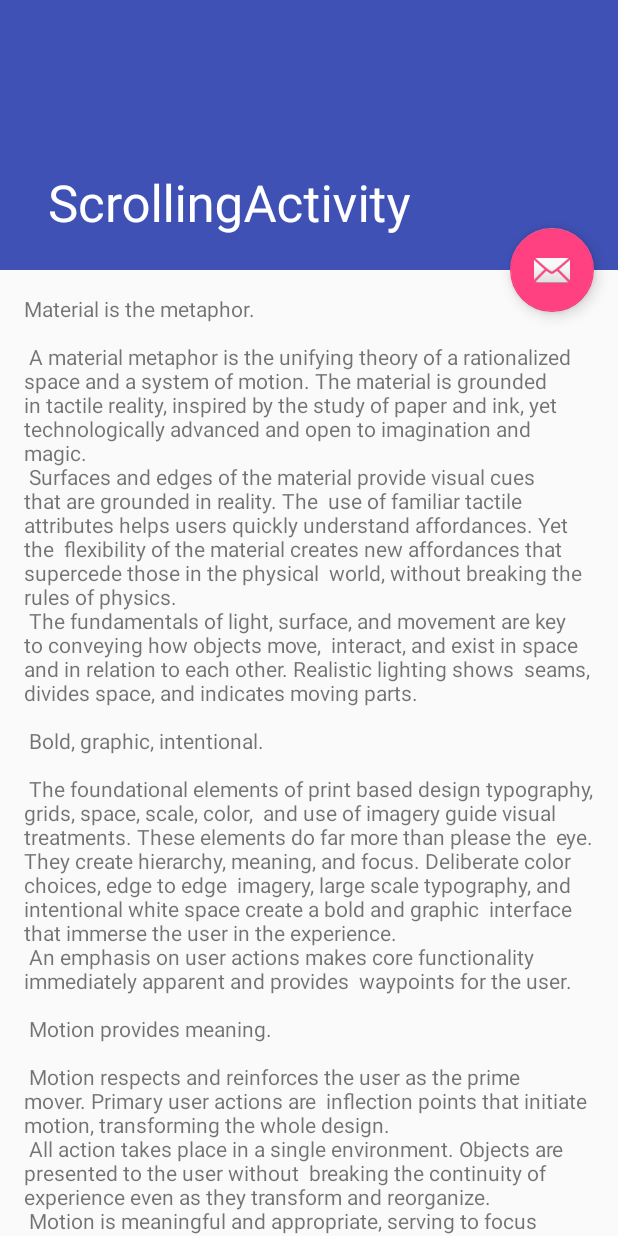
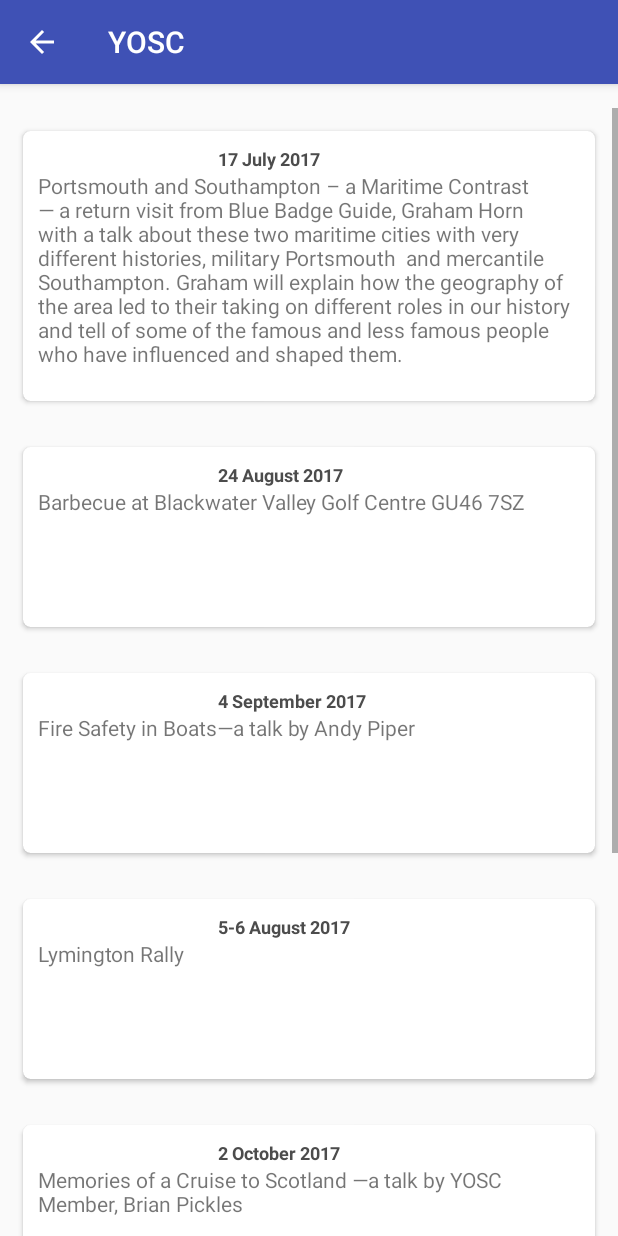
Before and after one commit to Brian-Gilliatt/YOSC, an Android app: the screen it shows after launch (SocialEventsActivity), in the side drawer, after a tap on "Social", on a phone screen of 412 x 824 dp. Run offline under Robolectric (Android 15) with nearby library versions, the phone set to English and light mode, and no system bars; pictures from the network do not load.

Commit message:
Entered 2017 social events into social activity

```diff
--- a/app/src/main/AndroidManifest.xml
+++ b/app/src/main/AndroidManifest.xml
@@ -18,9 +18,8 @@
                 <category android:name="android.intent.category.LAUNCHER" />
             </intent-filter>
         </activity>
-        <activity android:name=".SocialEventsActivity"
-            android:label="@string/title_activity_scrolling"
-            android:theme="@style/AppTheme.NoActionBar" />
+        <activity android:name=".SocialEventsActivity"/>
+
         <activity android:name=".SailingEventsActivity"/>
     </application>
 
--- a/app/src/main/java/uk/org/yosc/yosc/Event.java
+++ b/app/src/main/java/uk/org/yosc/yosc/Event.java
@@ -10,11 +10,12 @@ public class Event {
 
     private String _date;
     private String _description;
+    private String _organiser;
 
     public Event(String date, String desc) {
         this._date = date;
         this._description = desc;
-
+        _organiser = "";
     }
 
     public String getDate() {
@@ -24,4 +25,8 @@ public class Event {
     public String getDescription() {
         return _description;
     }
+
+    public String getOrganizer()  { return _organiser;}
+
+    public void setOrganiser (String organiser) {_organiser = organiser;}
 }
--- a/app/src/main/java/uk/org/yosc/yosc/SailingEventsActivity.java
+++ b/app/src/main/java/uk/org/yosc/yosc/SailingEventsActivity.java
@@ -1,13 +1,9 @@
 package  uk.org.yosc.yosc;
 
-import android.app.ActionBar;
-import android.support.v4.app.NavUtils;
 import android.support.v7.app.AppCompatActivity;
 import android.os.Bundle;
-import android.support.v7.widget.GridLayoutManager;
 import android.support.v7.widget.LinearLayoutManager;
 import android.support.v7.widget.RecyclerView;
-import android.view.MenuItem;
 
 import java.util.ArrayList;
 
@@ -29,7 +25,7 @@ public class SailingEventsActivity extends AppCompatActivity {
 //       mRecyclerView.setHasFixedSize(true);    //????
 
        eventList = new ArrayList<>();
-       mAdapter = new EventsAdapter(this, eventList);
+       mAdapter = new SailingEventsAdapter(this, eventList);
 
 
         mLayoutManager = new LinearLayoutManager(this);
@@ -51,27 +47,35 @@ public class SailingEventsActivity extends AppCompatActivity {
 
 
         Event a = new Event("10-11 June 2017", "Newtown Beech Barbecue");
+        a.setOrganiser("Organiser - Tony Nemeth");
         eventList.add(a);
 
         a = new Event("24 June to 8 July 2017", "Summer Cruise to Brittany");
+        a.setOrganiser("Organiser - Ian Booker");
         eventList.add(a);
 
         a = new Event("22-24 July 2017", "Wight Trophy - Round The Island sailing time trial in association with other local yacht clubs with dinner at the Royal Solent Yacht Club, Yarmouth");
+        a.setOrganiser("Organisers - Chris Wright & Ian Booker");
         eventList.add(a);
 
         a = new Event("5-6 August 2017", "Lymington Rally");
+        a.setOrganiser("Organiser -Mike Purdy");
         eventList.add(a);
 
         a = new Event("19 to 28 August 2017", "Autumn Cruise westwards to Weymouth");
+        a.setOrganiser("Organiser - Chris Wright");
         eventList.add(a);
 
         a = new Event("9-10 September 2017", "Littlehampton Rally");
+        a.setOrganiser("Organiser - Pam Ward");
         eventList.add(a);
 
         a = new Event("13-24 September 2017", "Beaulieu River Rally to Ginns Farm pontoon");
+        a.setOrganiser("Organiser - Chris Wright");
         eventList.add(a);
 
         a = new Event("7-8 October 2017", "Chichester Rally");
+        a.setOrganiser("Organiser -Ian Skinner");
         eventList.add(a);
 
         a = new Event("21-22 October 2017", "Laying Up Supper");
--- a/app/src/main/java/uk/org/yosc/yosc/EventsAdapter.java
+++ b/app/src/main/java/uk/org/yosc/yosc/SailingEventsAdapter.java
@@ -18,7 +18,7 @@ import android.widget.TextView;
 
 import java.util.ArrayList;
 
-public class EventsAdapter extends RecyclerView.Adapter<EventsAdapter.MyViewHolder> {
+public class SailingEventsAdapter extends RecyclerView.Adapter<SailingEventsAdapter.MyViewHolder> {
 
         private Context mContext;
         private ArrayList<Event> mEventList;
@@ -28,6 +28,7 @@ public class EventsAdapter extends RecyclerView.Adapter<EventsAdapter.MyViewHold
             CardView cr;
             public TextView eventDate;
             TextView desc;
+            TextView organiser;
 //            public ImageView thumbnail, overflow;
 
             public MyViewHolder(View view) {
@@ -35,19 +36,21 @@ public class EventsAdapter extends RecyclerView.Adapter<EventsAdapter.MyViewHold
 //                cr = (CardView) view.findViewById(R.id.card_view);
                 eventDate = (TextView) view.findViewById(R.id.event_date);
                 desc = (TextView) view.findViewById(R.id.event_desc);
+                organiser = (TextView) view.findViewById(R.id.event_organiser);
+
 //                thumbnail = (ImageView) view.findViewById(R.id.thumbnail);
 //                overflow = (ImageView) view.findViewById(R.id.overflow);
             }
         }
 
 
-        public EventsAdapter(Context mContext, ArrayList<Event> eventsList) {
+        public SailingEventsAdapter(Context mContext, ArrayList<Event> eventsList) {
             this.mContext = mContext;
             this.mEventList = eventsList;
         }
 
         @Override
-        public EventsAdapter.MyViewHolder onCreateViewHolder(ViewGroup parent, int viewType) {
+        public SailingEventsAdapter.MyViewHolder onCreateViewHolder(ViewGroup parent, int viewType) {
            View itemView = LayoutInflater.from(parent.getContext())
                     .inflate(R.layout.event_card, parent, false);
 
@@ -71,6 +74,7 @@ public class EventsAdapter extends RecyclerView.Adapter<EventsAdapter.MyViewHold
             }
                 holder.eventDate.setText(event.getDate());
                 holder.desc.setText(event.getDescription());
+                holder.organiser.setText(event.getOrganizer());
 
 
 
@@ -86,43 +90,8 @@ public class EventsAdapter extends RecyclerView.Adapter<EventsAdapter.MyViewHold
 */
         }
 
-        /**
-         * Showing popup menu when tapping on 3 dots
-         */
-       /*
-        private void showPopupMenu(View view) {
-            // inflate menu
-            PopupMenu popup = new PopupMenu(mContext, view);
-            MenuInflater inflater = popup.getMenuInflater();
-            inflater.inflate(R.menu.menu_album, popup.getMenu());
-            popup.setOnMenuItemClickListener(new MyMenuItemClickListener());
-            popup.show();
-        }
-*/
-        /**
-         * Click listener for popup menu items
-         */
-       /*
-        class MyMenuItemClickListener implements PopupMenu.OnMenuItemClickListener {
 
-            public MyMenuItemClickListener() {
-            }
 
-            @Override
-            public boolean onMenuItemClick(MenuItem menuItem) {
-                switch (menuItem.getItemId()) {
-                    case R.id.action_add_favourite:
-                        Toast.makeText(mContext, "Add to favourite", Toast.LENGTH_SHORT).show();
-                        return true;
-                    case R.id.action_play_next:
-                        Toast.makeText(mContext, "Play next", Toast.LENGTH_SHORT).show();
-                        return true;
-                    default:
-                }
-                return false;
-            }
-        }
-*/
         @Override
         public int getItemCount() {
             return mEventList.size();
--- a/app/src/main/java/uk/org/yosc/yosc/SocialEventsActivity.java
+++ b/app/src/main/java/uk/org/yosc/yosc/SocialEventsActivity.java
@@ -1,28 +1,74 @@
 package  uk.org.yosc.yosc;
 
 import android.os.Bundle;
-import android.support.design.widget.FloatingActionButton;
-import android.support.design.widget.Snackbar;
 import android.support.v7.app.AppCompatActivity;
-import android.support.v7.widget.Toolbar;
-import android.view.View;
+import android.support.v7.widget.LinearLayoutManager;
+import android.support.v7.widget.RecyclerView;
+
+import java.util.ArrayList;
 
 public class SocialEventsActivity extends AppCompatActivity {
+
+    private ArrayList<Event> eventList;
+    private RecyclerView.Adapter mAdapter;
+    private RecyclerView mRecyclerView;
+    private RecyclerView.LayoutManager mLayoutManager;
 
     @Override
     protected void onCreate(Bundle savedInstanceState) {
         super.onCreate(savedInstanceState);
-        setContentView(R.layout.activity_scrolling);
-        Toolbar toolbar = (Toolbar) findViewById(R.id.toolbar);
-        setSupportActionBar(toolbar);
+        setContentView(R.layout.activity_social_events);
 
-        FloatingActionButton fab = (FloatingActionButton) findViewById(R.id.fab);
-        fab.setOnClickListener(new View.OnClickListener() {
-            @Override
-            public void onClick(View view) {
-                Snackbar.make(view, "Replace with your own action", Snackbar.LENGTH_LONG)
-                        .setAction("Action", null).show();
-            }
-        });
+        android.support.v7.app.ActionBar ab = getSupportActionBar();
+        ab.setDisplayHomeAsUpEnabled(true);
+        mRecyclerView = (RecyclerView) findViewById(R.id.recycler_view);
+//       mRecyclerView.setHasFixedSize(true);    //????
+
+        eventList = new ArrayList<>();
+        mAdapter = new SocialEventsAdapter(this, eventList);
+
+
+        mLayoutManager = new LinearLayoutManager(this);
+        mRecyclerView.setLayoutManager(mLayoutManager);
+
+        mRecyclerView.setAdapter(mAdapter);
+
+        prepareEvents();
+
+    }
+
+    @Override
+    public boolean onSupportNavigateUp(){
+        finish();
+        return true;
+    }
+
+    private void prepareEvents() {
+
+
+        Event a = new Event("17 July 2017", "Portsmouth and Southampton – a Maritime Contrast — a return visit from Blue Badge Guide, Graham Horn with a talk about these two maritime cities with very different histories, military Portsmouth  and mercantile Southampton. Graham will explain how the geography of the area led to their taking on different roles in our history and tell of some of the famous and less famous people who have influenced and shaped them.");
+        eventList.add(a);
+
+        a = new Event("24 August 2017", "Barbecue at Blackwater Valley Golf Centre GU46 7SZ");
+        eventList.add(a);
+
+        a = new Event("4 September 2017", "Fire Safety in Boats—a talk by Andy Piper");
+        eventList.add(a);
+
+        a = new Event("5-6 August 2017", "Lymington Rally");
+        eventList.add(a);
+
+        a = new Event("2 October 2017", "Memories of a Cruise to Scotland —a talk by YOSC Member, Brian Pickles");
+        eventList.add(a);
+
+        a = new Event("6 November 2017", "26th Annual General Meeting at SSC");
+        eventList.add(a);
+
+        a = new Event("4 December 2017", "Christmas Party at SSC");
+        eventList.add(a);
+
+
+
+        mAdapter.notifyDataSetChanged();
     }
 }
--- /dev/null
+++ b/app/src/main/java/uk/org/yosc/yosc/SocialEventsAdapter.java
@@ -0,0 +1,90 @@
+package uk.org.yosc.yosc;
+
+import android.content.Context;
+import android.support.v7.widget.CardView;
+import android.support.v7.widget.RecyclerView;
+import android.view.LayoutInflater;
+import android.view.View;
+import android.view.ViewGroup;
+import android.widget.ImageView;
+import android.widget.TextView;
+
+import java.util.ArrayList;
+
+/**
+ * Created by Brian on 20/06/2017.
+ */
+
+
+    import android.content.Context;
+import android.support.v7.widget.CardView;
+import android.support.v7.widget.RecyclerView;
+import android.view.LayoutInflater;
+import android.view.View;
+import android.view.ViewGroup;
+import android.widget.TextView;
+
+//import com.bumptech.glide.Glide;
+
+import java.util.ArrayList;
+
+    public class SocialEventsAdapter extends RecyclerView.Adapter<uk.org.yosc.yosc.SocialEventsAdapter.MyViewHolder> {
+
+        private Context mContext;
+        private ArrayList<Event> mEventList;
+
+        public static class MyViewHolder extends RecyclerView.ViewHolder {
+
+            CardView cr;
+            public TextView eventDate;
+            TextView desc;
+            ImageView thumbnail;
+
+            public MyViewHolder(View view) {
+                super(view);
+                eventDate = (TextView) view.findViewById(R.id.event_date);
+                desc = (TextView) view.findViewById(R.id.event_desc);
+                thumbnail = (ImageView)  view.findViewById(R.id.event_thumbnail);
+            }
+        }
+
+
+        public SocialEventsAdapter(Context mContext, ArrayList<Event> eventsList) {
+            this.mContext = mContext;
+            this.mEventList = eventsList;
+        }
+
+        @Override
+        public uk.org.yosc.yosc.SocialEventsAdapter.MyViewHolder onCreateViewHolder(ViewGroup parent, int viewType) {
+            View itemView = LayoutInflater.from(parent.getContext())
+                    .inflate(R.layout.event_card, parent, false);
+
+            return new uk.org.yosc.yosc.SocialEventsAdapter.MyViewHolder(itemView);
+        }
+
+        @Override
+        public void onAttachedToRecyclerView(RecyclerView recyclerView) {
+            super.onAttachedToRecyclerView(recyclerView);
+        }
+
+
+        @Override
+        public void onBindViewHolder(final uk.org.yosc.yosc.SocialEventsAdapter.MyViewHolder holder, int position) {
+            Boolean error;
+            Event event = mEventList.get(position);
+            if ((position < 0) || (position > 1)) {
+                error = true;
+            }
+            holder.eventDate.setText(event.getDate());
+            holder.desc.setText(event.getDescription());
+//            holder.thumbnail.setImageBitmap(@drawable/yosc_talk);
+
+
+        }
+
+
+        @Override
+        public int getItemCount() {
+            return mEventList.size();
+        }
+    }
--- a/app/src/main/res/layout/activity_scrolling.xml
+++ /dev/null
@@ -1,46 +0,0 @@
-<?xml version="1.0" encoding="utf-8"?>
-<android.support.design.widget.CoordinatorLayout xmlns:android="http://schemas.android.com/apk/res/android"
-    xmlns:app="http://schemas.android.com/apk/res-auto"
-    xmlns:tools="http://schemas.android.com/tools"
-    android:layout_width="match_parent"
-    android:layout_height="match_parent"
-    android:fitsSystemWindows="true"
-    tools:context="com.example.brian.navigationdrawtrial.SocialEventsActivity">
-
-    <android.support.design.widget.AppBarLayout
-        android:id="@+id/app_bar"
-        android:layout_width="match_parent"
-        android:layout_height="@dimen/app_bar_height"
-        android:fitsSystemWindows="true"
-        android:theme="@style/AppTheme.AppBarOverlay">
-
-        <android.support.design.widget.CollapsingToolbarLayout
-            android:id="@+id/toolbar_layout"
-            android:layout_width="match_parent"
-            android:layout_height="match_parent"
-            android:fitsSystemWindows="true"
-            app:contentScrim="?attr/colorPrimary"
-            app:layout_scrollFlags="scroll|exitUntilCollapsed">
-
-            <android.support.v7.widget.Toolbar
-                android:id="@+id/toolbar"
-                android:layout_width="match_parent"
-                android:layout_height="?attr/actionBarSize"
-                app:layout_collapseMode="pin"
-                app:popupTheme="@style/AppTheme.PopupOverlay" />
-
-        </android.support.design.widget.CollapsingToolbarLayout>
-    </android.support.design.widget.AppBarLayout>
-
-    <include layout="@layout/content_scrolling" />
-
-    <android.support.design.widget.FloatingActionButton
-        android:id="@+id/fab"
-        android:layout_width="wrap_content"
-        android:layout_height="wrap_content"
-        android:layout_margin="@dimen/fab_margin"
-        app:layout_anchor="@id/app_bar"
-        app:layout_anchorGravity="bottom|end"
-        app:srcCompat="@android:drawable/ic_dialog_email" />
-
-</android.support.design.widget.CoordinatorLayout>
--- /dev/null
+++ b/app/src/main/res/layout/activity_social_events.xml
@@ -0,0 +1,26 @@
+<?xml version="1.0" encoding="utf-8"?>
+<RelativeLayout
+    xmlns:android="http://schemas.android.com/apk/res/android"
+    xmlns:app="http://schemas.android.com/apk/res-auto"
+    xmlns:tools="http://schemas.android.com/tools"
+    android:layout_width="match_parent"
+    android:layout_height="match_parent"
+    tools:context="com.example.brian.navigationdrawtrial.SocialEventsActivity">
+
+    <android.support.v7.widget.RecyclerView
+        android:id="@+id/recycler_view"
+        android:layout_width="match_parent"
+
+        android:layout_height="match_parent"
+
+        android:layout_marginTop="16dp"
+        app:layout_constraintLeft_toLeftOf="parent"
+        app:layout_constraintTop_toTopOf="parent"
+        android:clipToPadding="false"
+        android:scrollbars="vertical"
+        >
+
+
+
+    </android.support.v7.widget.RecyclerView>
+</RelativeLayout>
--- a/app/src/main/res/layout/content_scrolling.xml
+++ b/app/src/main/res/layout/content_scrolling.xml
@@ -6,7 +6,7 @@
     android:layout_height="match_parent"
     app:layout_behavior="@string/appbar_scrolling_view_behavior"
     tools:context="com.example.brian.navigationdrawtrial.SocialEventsActivity"
-    tools:showIn="@layout/activity_scrolling">
+    tools:showIn="@layout/activity_social_events">
 
     <TextView
         android:layout_width="wrap_content"
--- a/app/src/main/res/layout/event_card.xml
+++ b/app/src/main/res/layout/event_card.xml
@@ -9,7 +9,7 @@
         android:layout_height="match_parent"
         android:layout_gravity="center"
         android:layout_margin="@dimen/card_margin"
-
+        android:elevation="5dp"
 
         card_view:cardCornerRadius="@dimen/card_album_radius">
 
@@ -17,17 +17,21 @@
             android:layout_width="match_parent"
             android:layout_height="match_parent">
 
+            <ImageView
+                android:id="@+id/event_thumbnail"
+                android:layout_width="@dimen/event_image_height"
+                android:layout_height="@dimen/event_image_width" />
 
             <TextView
                 android:id="@+id/event_date"
                 android:layout_width="match_parent"
                 android:layout_height="wrap_content"
-
+                android:layout_toRightOf="@id/event_thumbnail"
                 android:paddingLeft="@dimen/album_title_padding"
                 android:paddingRight="@dimen/album_title_padding"
                 android:paddingTop="@dimen/album_title_padding"
                 android:textSize="@dimen/songs_count"
-                android:textStyle="bold"/>
+                android:textStyle="bold"
                 android:textColor="@color/album_title"/>
 
 
@@ -36,11 +40,22 @@
                 android:layout_width="match_parent"
                 android:layout_height="wrap_content"
                 android:layout_below="@id/event_date"
-                android:paddingBottom="@dimen/songs_count_padding_bottom"
+
                 android:paddingLeft="@dimen/album_title_padding"
                 android:paddingRight="@dimen/album_title_padding"/>
 
+            <TextView
+                android:id="@+id/event_organiser"
+                android:layout_width="match_parent"
+                android:layout_height="wrap_content"
+                android:layout_below="@id/event_desc"
+                android:paddingLeft="@dimen/album_title_padding"
+                android:paddingRight="@dimen/album_title_padding"
+                android:paddingBottom="@dimen/songs_count_padding_bottom"
 
+                android:textSize="@dimen/songs_count"
+
+            android:textColor="@color/organiser"/>
 
         </RelativeLayout>
 
--- a/app/src/main/res/values/colors.xml
+++ b/app/src/main/res/values/colors.xml
@@ -10,4 +10,7 @@
     <color name="colorAccent">#FF4081</color>  -->
     <color name="viewBg">#f1f5f8</color>
     <color name="album_title">#4c4c4c</color>
+<!--    <color name="organiser">#b3b0b0</color>     -->
+    <color name="organiser">#a6a1a1</color>
+
 </resources>
--- a/app/src/main/res/values/dimens.xml
+++ b/app/src/main/res/values/dimens.xml
@@ -27,6 +27,7 @@
     <dimen name="songs_count">12dp</dimen>
     <dimen name="ic_album_overflow_width">20dp</dimen>
     <dimen name="ic_album_overflow_height">30dp</dimen>
-
+    <dimen name="event_image_height">120dp</dimen>
+    <dimen name="event_image_width">120dp</dimen>
 
 </resources>
--- a/app/src/main/res/values/strings.xml
+++ b/app/src/main/res/values/strings.xml
@@ -105,5 +105,6 @@
     <string name="backdrop_subtitle">This season top 20 albums</string>
     <string name="event_date">Date</string>
     <string name="event_desc">Description</string>
+    <string name="event_organiser">Organiser</string>
     <string name="main_image_desc">Picture of sailing yacht Wishstream</string>
 </resources>
```
Also changed, not shown: app/src/main/res/drawable/yosc_talk.png (added).
